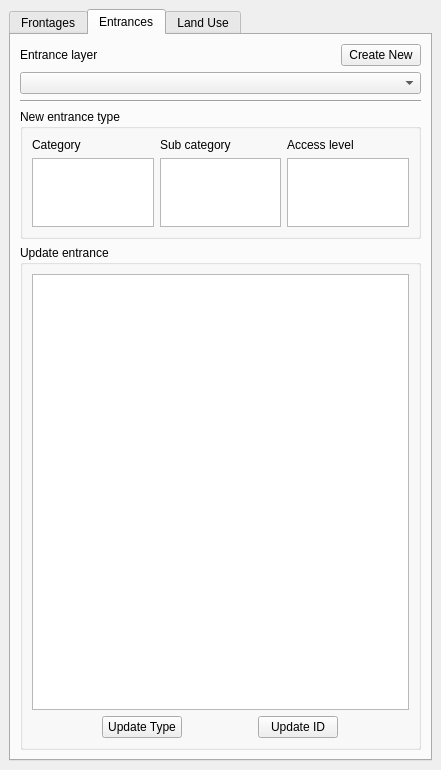
Before: the Qt Designer form UrbanDataInput/urban_data_input_dockwidget_base.ui in spacesyntax/UrbanDataInputTool, drawn with Qt 5.
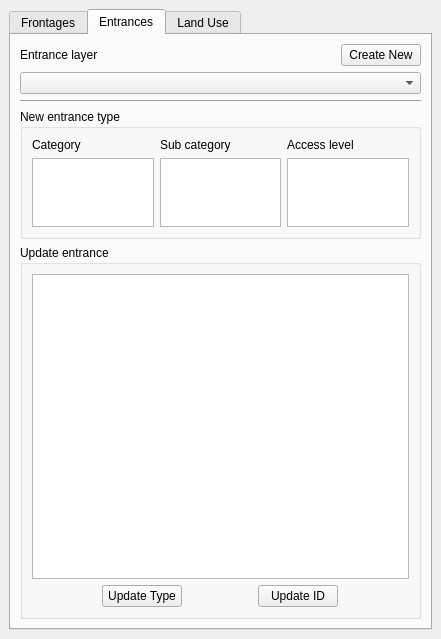
After: the same form once the commit is applied. The open tabs and pages were chosen to show the change.

```diff
--- a/UrbanDataInput/urban_data_input_dockwidget_base.ui
+++ b/UrbanDataInput/urban_data_input_dockwidget_base.ui
@@ -7,7 +7,7 @@
     <x>0</x>
     <y>0</y>
     <width>441</width>
-    <height>770</height>
+    <height>639</height>
    </rect>
   </property>
   <property name="minimumSize">
```
Left out of the diff: 43 changed lines with no effect on the pictures.
